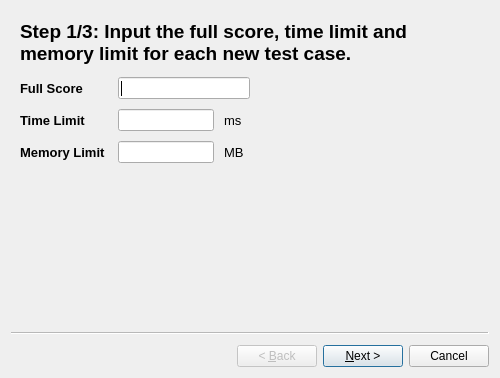
First picture: the form in forms/addtestcaseswizard.ui, repository Project-LemonLime/Project_LemonLime, before the edit.
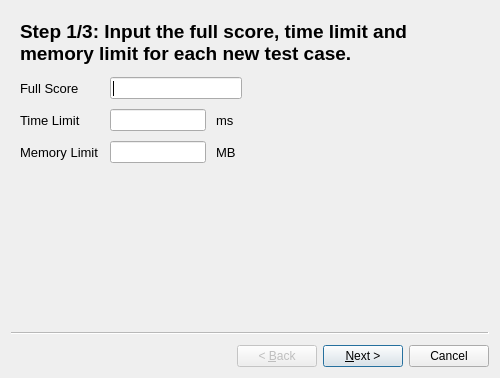
Second picture: the form after the edit. Icons and pictures are not drawn.

Patch:
```diff
--- a/forms/addtestcaseswizard.ui
+++ b/forms/addtestcaseswizard.ui
@@ -54,8 +54,8 @@
         <property name="font">
          <font>
           <pointsize>10</pointsize>
-          <weight>75</weight>
-          <bold>true</bold>
+          <weight>50</weight>
+          <bold>false</bold>
          </font>
         </property>
         <property name="text">
@@ -106,8 +106,8 @@
         <property name="font">
          <font>
           <pointsize>10</pointsize>
-          <weight>75</weight>
-          <bold>true</bold>
+          <weight>50</weight>
+          <bold>false</bold>
          </font>
         </property>
         <property name="text">
@@ -173,8 +173,8 @@
         <property name="font">
          <font>
           <pointsize>10</pointsize>
-          <weight>75</weight>
-          <bold>true</bold>
+          <weight>50</weight>
+          <bold>false</bold>
          </font>
         </property>
         <property name="text">
```
